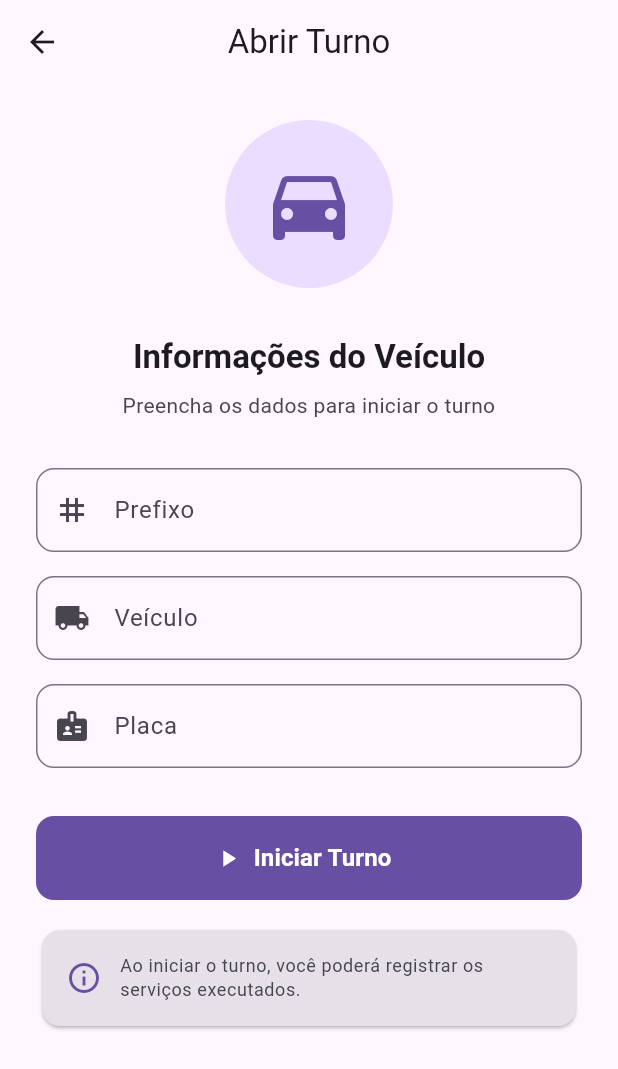
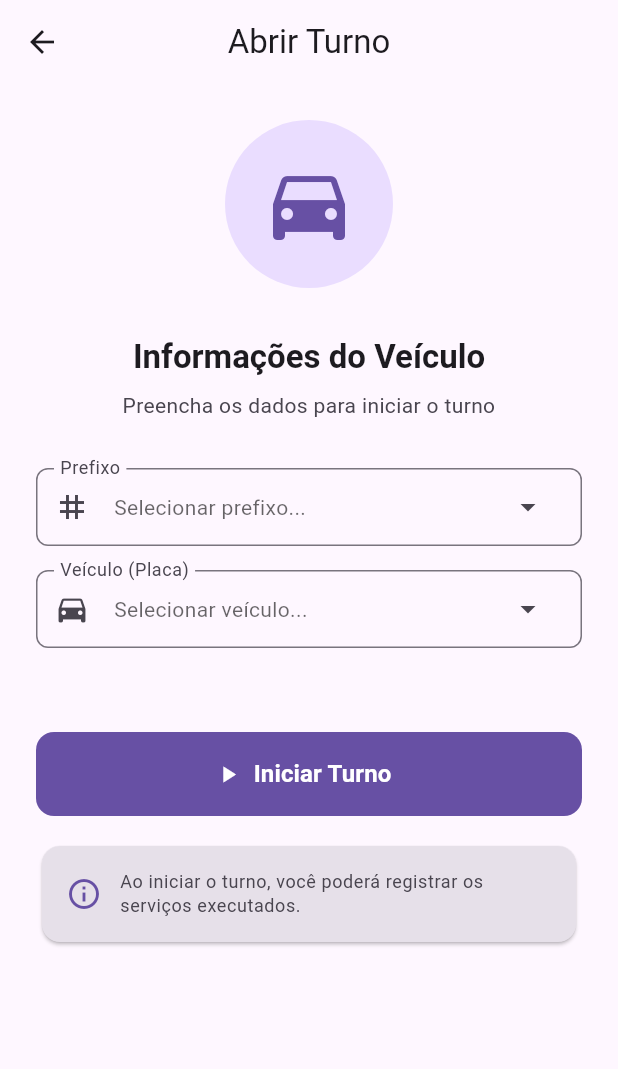
Before and after one commit to xavierheitor/nexa_app, a Flutter app: the AbrirTurnoPage screen opened by its route, on a phone screen of 412 x 824 dp. Shown: the top 1069 px of the screen. Run offline on Flutter 3.47's test engine with Material 3 defaults, Android fonts, the phone set to English and light mode, and no system bars; our stand-ins replace dio, drift, get, package_info_plus; accounts and stored records are empty; generated files the repository leaves out were written again; network calls fail.

Commit message:
comecando a implementar a tela e abrir turno

```diff
--- a/lib/modules/turno/abrir/abrir_turno_controller.dart
+++ b/lib/modules/turno/abrir/abrir_turno_controller.dart
@@ -2,6 +2,9 @@ import 'package:flutter/material.dart';
 import 'package:get/get.dart';
 import 'package:nexa_app/core/core_app/controllers/turno_controller.dart';
 import 'package:nexa_app/core/utils/logger/app_logger.dart';
+import 'package:nexa_app/widgets/custom_searcheable_dropdown.dart';
+import 'package:nexa_app/core/database/app_database.dart';
+import 'package:nexa_app/core/domain/dto/veiculo_table_dto.dart';
 
 /// Controlador da tela de abrir turno.
 ///
@@ -15,6 +18,9 @@ class AbrirTurnoController extends GetxController {
   /// Controlador global de turno.
   final TurnoController _turnoController = Get.find<TurnoController>();
 
+  /// Instância do banco de dados.
+  final AppDatabase _db = Get.find<AppDatabase>();
+
   // ============================================================================
   // CONTROLADORES DE FORMULÁRIO
   // ============================================================================
@@ -22,14 +28,19 @@ class AbrirTurnoController extends GetxController {
   /// Controlador do campo de prefixo.
   final prefixoController = TextEditingController();
 
-  /// Controlador do campo de veículo.
-  final veiculoController = TextEditingController();
-
-  /// Controlador do campo de placa.
-  final placaController = TextEditingController();
-
   /// Chave do formulário para validação.
   final formKey = GlobalKey<FormState>();
+
+  // ============================================================================
+  // CONTROLADORES DE DROPDOWN
+  // ============================================================================
+
+  /// Controlador do dropdown de veículos.
+  late final SearchableDropdownController<VeiculoTableDto>
+      veiculoDropdownController;
+
+  /// Controlador do dropdown de prefixos.
+  late final SearchableDropdownController<String> prefixoDropdownController;
 
   // ============================================================================
   // ESTADO REATIVO
@@ -42,41 +53,19 @@ class AbrirTurnoController extends GetxController {
   // VALIDAÇÕES
   // ============================================================================
 
-  /// Valida campo de prefixo.
-  String? validatePrefixo(String? value) {
-    if (value == null || value.trim().isEmpty) {
-      return 'Prefixo é obrigatório';
-    }
-    if (value.trim().length < 2) {
-      return 'Prefixo deve ter pelo menos 2 caracteres';
+  /// Valida seleção de veículo.
+  String? validateVeiculo() {
+    if (veiculoDropdownController.selected.value == null) {
+      return 'Veículo é obrigatório';
     }
     return null;
   }
 
-  /// Valida campo de veículo.
-  String? validateVeiculo(String? value) {
-    if (value == null || value.trim().isEmpty) {
-      return 'Veículo é obrigatório';
+  /// Valida seleção de prefixo.
+  String? validatePrefixo() {
+    if (prefixoDropdownController.selected.value == null) {
+      return 'Prefixo é obrigatório';
     }
-    if (value.trim().length < 3) {
-      return 'Veículo deve ter pelo menos 3 caracteres';
-    }
-    return null;
-  }
-
-  /// Valida campo de placa.
-  String? validatePlaca(String? value) {
-    if (value == null || value.trim().isEmpty) {
-      return 'Placa é obrigatória';
-    }
-
-    // Remove caracteres especiais para validação
-    final placaLimpa = value.replaceAll(RegExp(r'[^A-Z0-9]'), '');
-
-    if (placaLimpa.length != 7) {
-      return 'Placa deve ter 7 caracteres';
-    }
-
     return null;
   }
 
@@ -95,10 +84,14 @@ class AbrirTurnoController extends GetxController {
       isLoading.value = true;
       AppLogger.i('Abrindo novo turno...', tag: 'AbrirTurnoController');
 
+      final veiculoSelecionado = veiculoDropdownController.selected.value!;
+      final prefixoSelecionado = prefixoDropdownController.selected.value!;
+
       final sucesso = await _turnoController.abrirTurno(
-        prefixo: prefixoController.text.trim(),
-        veiculo: veiculoController.text.trim(),
-        placa: placaController.text.trim().toUpperCase(),
+        prefixo: prefixoSelecionado,
+        veiculo:
+            'Veículo ${veiculoSelecionado.placa}', // Usando placa como identificador
+        placa: veiculoSelecionado.placa,
       );
 
       if (sucesso) {
@@ -142,6 +135,21 @@ class AbrirTurnoController extends GetxController {
   @override
   void onInit() {
     super.onInit();
+
+    // Inicializa controladores dos dropdowns
+    veiculoDropdownController = SearchableDropdownController<VeiculoTableDto>(
+      itemLabel: (veiculo) => veiculo.placa,
+      remoteSearch: _buscarVeiculos,
+    );
+
+    prefixoDropdownController = SearchableDropdownController<String>(
+      initialItems: _getPrefixosIniciais(),
+      itemLabel: (prefixo) => prefixo,
+    );
+
+    // Carrega veículos iniciais
+    _carregarVeiculosIniciais();
+
     AppLogger.d('AbrirTurnoController inicializado',
         tag: 'AbrirTurnoController');
   }
@@ -149,10 +157,64 @@ class AbrirTurnoController extends GetxController {
   @override
   void onClose() {
     prefixoController.dispose();
-    veiculoController.dispose();
-    placaController.dispose();
     AppLogger.d('AbrirTurnoController finalizado',
         tag: 'AbrirTurnoController');
     super.onClose();
   }
+
+  // ============================================================================
+  // MÉTODOS AUXILIARES
+  // ============================================================================
+
+  /// Lista de prefixos disponíveis.
+  List<String> _getPrefixosIniciais() {
+    return [
+      'A-001',
+      'A-002',
+      'A-003',
+      'B-001',
+      'B-002',
+      'B-003',
+      'C-001',
+      'C-002',
+      'C-003',
+      'D-001',
+      'D-002',
+      'D-003',
+    ];
+  }
+
+  /// Carrega veículos iniciais do banco local.
+  Future<void> _carregarVeiculosIniciais() async {
+    try {
+      final veiculos = await _db.veiculoDao.listar();
+      final veiculoDtos =
+          veiculos.map((v) => VeiculoTableDto.fromEntity(v)).toList();
+      veiculoDropdownController.setItems(veiculoDtos);
+    } catch (e) {
+      AppLogger.e('Erro ao carregar veículos iniciais',
+          tag: 'AbrirTurnoController', error: e);
+    }
+  }
+
+  /// Busca veículos remotamente.
+  Future<List<VeiculoTableDto>> _buscarVeiculos(String query) async {
+    try {
+      if (query.isEmpty) {
+        return veiculoDropdownController.items;
+      }
+
+      final veiculos = await _db.veiculoDao.listar();
+      final veiculoDtos = veiculos
+          .map((v) => VeiculoTableDto.fromEntity(v))
+          .where((v) => v.placa.toLowerCase().contains(query.toLowerCase()))
+          .toList();
+
+      return veiculoDtos;
+    } catch (e) {
+      AppLogger.e('Erro ao buscar veículos',
+          tag: 'AbrirTurnoController', error: e);
+      return [];
+    }
+  }
 }
--- a/lib/modules/turno/abrir/abrir_turno_page.dart
+++ b/lib/modules/turno/abrir/abrir_turno_page.dart
@@ -2,6 +2,7 @@ import 'package:flutter/material.dart';
 import 'package:flutter/services.dart';
 import 'package:get/get.dart';
 import 'package:nexa_app/modules/turno/abrir/abrir_turno_controller.dart';
+import 'package:nexa_app/widgets/custom_searcheable_dropdown.dart';
 
 /// Página para abertura de novo turno.
 ///
@@ -66,58 +67,87 @@ class AbrirTurnoPage extends StatelessWidget {
 
               const SizedBox(height: 32),
 
-              /// Campo de Prefixo.
-              TextFormField(
-                controller: controller.prefixoController,
-                decoration: InputDecoration(
-                  labelText: 'Prefixo',
-                  hintText: 'Ex: A-123',
-                  prefixIcon: const Icon(Icons.tag),
-                  border: OutlineInputBorder(
-                    borderRadius: BorderRadius.circular(12),
-                  ),
-                ),
-                textCapitalization: TextCapitalization.characters,
-                validator: controller.validatePrefixo,
+              /// Dropdown de Prefixo.
+              SearchableDropdown<String>(
+                controller: controller.prefixoDropdownController,
+                labelText: 'Prefixo',
+                hintText: 'Selecionar prefixo...',
+                leadingIcon: const Icon(Icons.tag),
+                onChanged: (value) {
+                  // Força revalidação quando o valor muda
+                  controller.formKey.currentState?.validate();
+                },
               ),
 
               const SizedBox(height: 16),
 
-              /// Campo de Veículo.
-              TextFormField(
-                controller: controller.veiculoController,
-                decoration: InputDecoration(
-                  labelText: 'Veículo',
-                  hintText: 'Ex: Volkswagen Gol',
-                  prefixIcon: const Icon(Icons.local_shipping),
-                  border: OutlineInputBorder(
+              /// Dropdown de Veículo.
+              SearchableDropdown(
+                controller: controller.veiculoDropdownController,
+                labelText: 'Veículo (Placa)',
+                hintText: 'Selecionar veículo...',
+                leadingIcon: const Icon(Icons.directions_car),
+                onChanged: (value) {
+                  // Força revalidação quando o valor muda
+                  controller.formKey.currentState?.validate();
+                },
+              ),
+
+              const SizedBox(height: 24),
+
+              /// Card com informações selecionadas.
+              Obx(() {
+                final veiculoSelecionado =
+                    controller.veiculoDropdownController.selected.value;
+                final prefixoSelecionado =
+                    controller.prefixoDropdownController.selected.value;
+
+                if (veiculoSelecionado == null || prefixoSelecionado == null) {
+                  return const SizedBox.shrink();
+                }
+
+                return Card(
+                  color: colorScheme.primaryContainer.withOpacity(0.3),
+                  shape: RoundedRectangleBorder(
                     borderRadius: BorderRadius.circular(12),
                   ),
-                ),
-                textCapitalization: TextCapitalization.words,
-                validator: controller.validateVeiculo,
-              ),
-
-              const SizedBox(height: 16),
-
-              /// Campo de Placa.
-              TextFormField(
-                controller: controller.placaController,
-                decoration: InputDecoration(
-                  labelText: 'Placa',
-                  hintText: 'Ex: ABC-1234',
-                  prefixIcon: const Icon(Icons.badge),
-                  border: OutlineInputBorder(
-                    borderRadius: BorderRadius.circular(12),
+                  child: Padding(
+                    padding: const EdgeInsets.all(16),
+                    child: Column(
+                      crossAxisAlignment: CrossAxisAlignment.start,
+                      children: [
+                        Row(
+                          children: [
+                            Icon(
+                              Icons.info_outline,
+                              color: colorScheme.primary,
+                              size: 20,
+                            ),
+                            const SizedBox(width: 8),
+                            Text(
+                              'Informações do Turno',
+                              style: theme.textTheme.titleSmall?.copyWith(
+                                fontWeight: FontWeight.bold,
+                                color: colorScheme.primary,
+                              ),
+                            ),
+                          ],
+                        ),
+                        const SizedBox(height: 12),
+                        _buildInfoRow('Prefixo', prefixoSelecionado, Icons.tag),
+                        const SizedBox(height: 8),
+                        _buildInfoRow(
+                            'Veículo',
+                            'Veículo ${veiculoSelecionado.placa}',
+                            Icons.directions_car),
+                        const SizedBox(height: 8),
+                        _buildInfoRow(
+                            'Placa', veiculoSelecionado.placa, Icons.badge),
+                      ],
+                    ),
                   ),
-                ),
-                textCapitalization: TextCapitalization.characters,
-                inputFormatters: [
-                  FilteringTextInputFormatter.allow(RegExp(r'[A-Z0-9-]')),
-                  LengthLimitingTextInputFormatter(8),
-                ],
-                validator: controller.validatePlaca,
-              ),
+                );
+              }),
 
               const SizedBox(height: 32),
 
@@ -191,4 +221,34 @@ class AbrirTurnoPage extends StatelessWidget {
       ),
     );
   }
+
+  /// Constrói uma linha de informação no card.
+  Widget _buildInfoRow(String label, String value, IconData icon) {
+    return Row(
+      children: [
+        Icon(
+          icon,
+          size: 16,
+          color: Colors.grey[600],
+        ),
+        const SizedBox(width: 8),
+        Text(
+          '$label: ',
+          style: const TextStyle(
+            fontWeight: FontWeight.w500,
+            fontSize: 14,
+          ),
+        ),
+        Expanded(
+          child: Text(
+            value,
+            style: const TextStyle(
+              fontSize: 14,
+              color: Colors.black87,
+            ),
+          ),
+        ),
+      ],
+    );
+  }
 }
```
